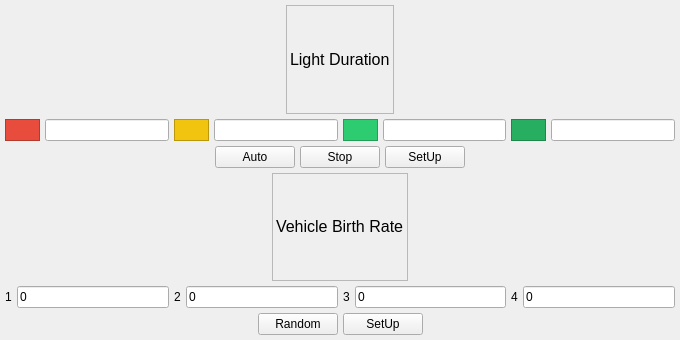
This is simulationcontrol.ui in KimangKhenng/Traffic-SImulation-and-Visualization as Qt 5 draws it before an edit. The edited form follows.
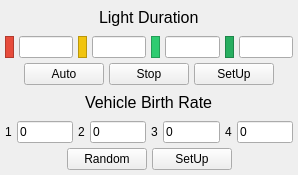
This is the edited form.

What changed in the file:
```diff
--- a/simulationcontrol.ui
+++ b/simulationcontrol.ui
@@ -6,13 +6,28 @@
    <rect>
     <x>0</x>
     <y>0</y>
-    <width>680</width>
-    <height>340</height>
+    <width>298</width>
+    <height>175</height>
    </rect>
   </property>
+  <property name="minimumSize">
+   <size>
+    <width>200</width>
+    <height>100</height>
+   </size>
+  </property>
+  <property name="maximumSize">
+   <size>
+    <width>298</width>
+    <height>175</height>
+   </size>
+  </property>
   <property name="windowTitle">
    <string>Form</string>
   </property>
+  <property name="styleSheet">
+   <string notr="true"/>
+  </property>
   <layout class="QVBoxLayout" name="verticalLayout">
    <property name="spacing">
     <number>5</number>
@@ -47,7 +62,7 @@
      <item>
       <widget class="QLabel" name="m_light_duration_label">
        <property name="frameShape">
-        <enum>QFrame::StyledPanel</enum>
+        <enum>QFrame::NoFrame</enum>
        </property>
        <property name="text">
         <string>&lt;html&gt;&lt;head/&gt;&lt;body&gt;&lt;p&gt;&lt;span style=&quot; font-size:12pt;&quot;&gt;Light Duration&lt;/span&gt;&lt;/p&gt;&lt;/body&gt;&lt;/html&gt;</string>
@@ -86,7 +101,7 @@
         <enum>QFrame::Plain</enum>
        </property>
        <property name="text">
-        <string>        </string>
+        <string/>
        </property>
       </widget>
      </item>
@@ -105,7 +120,7 @@
         <enum>QFrame::StyledPanel</enum>
        </property>
        <property name="text">
-        <string>        </string>
+        <string/>
        </property>
        <property name="scaledContents">
         <bool>false</bool>
@@ -124,7 +139,7 @@
         <enum>QFrame::StyledPanel</enum>
        </property>
        <property name="text">
-        <string>        </string>
+        <string/>
        </property>
       </widget>
      </item>
@@ -140,7 +155,7 @@
         <enum>QFrame::StyledPanel</enum>
        </property>
        <property name="text">
-        <string>        </string>
+        <string/>
        </property>
       </widget>
      </item>
@@ -218,7 +233,7 @@
      <item>
       <widget class="QLabel" name="m_birth_rate_clabel">
        <property name="frameShape">
-        <enum>QFrame::StyledPanel</enum>
+        <enum>QFrame::NoFrame</enum>
        </property>
        <property name="text">
         <string>&lt;html&gt;&lt;head/&gt;&lt;body&gt;&lt;p&gt;&lt;span style=&quot; font-size:12pt;&quot;&gt;Vehicle Birth Rate&lt;/span&gt;&lt;/p&gt;&lt;/body&gt;&lt;/html&gt;</string>
```
